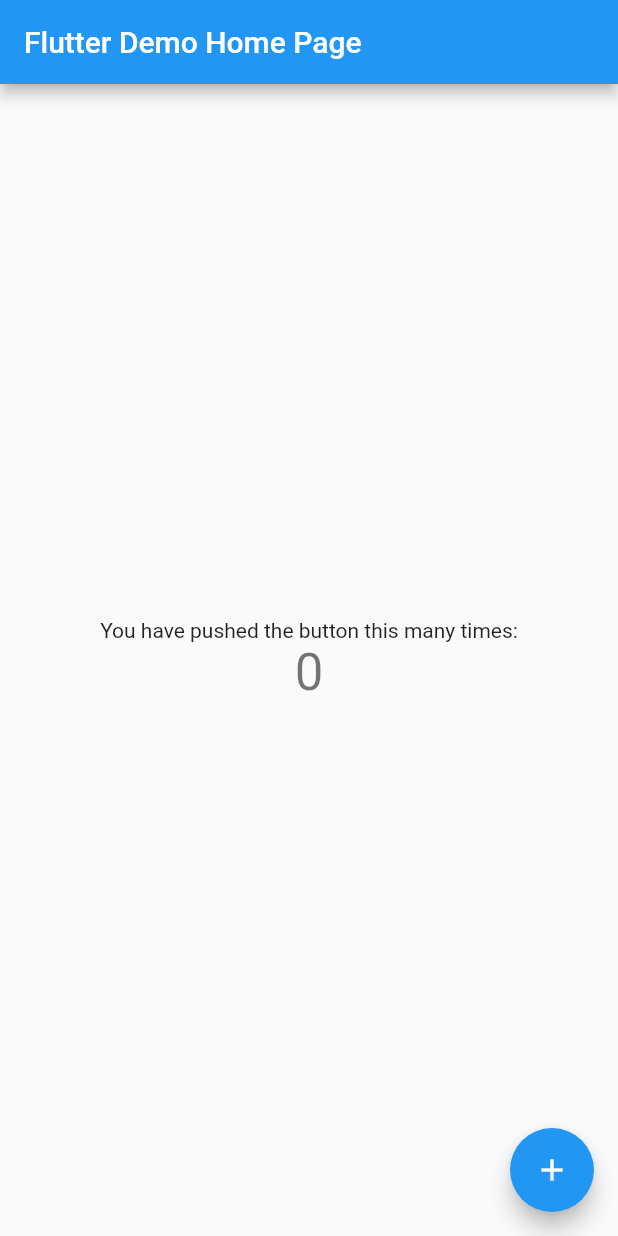
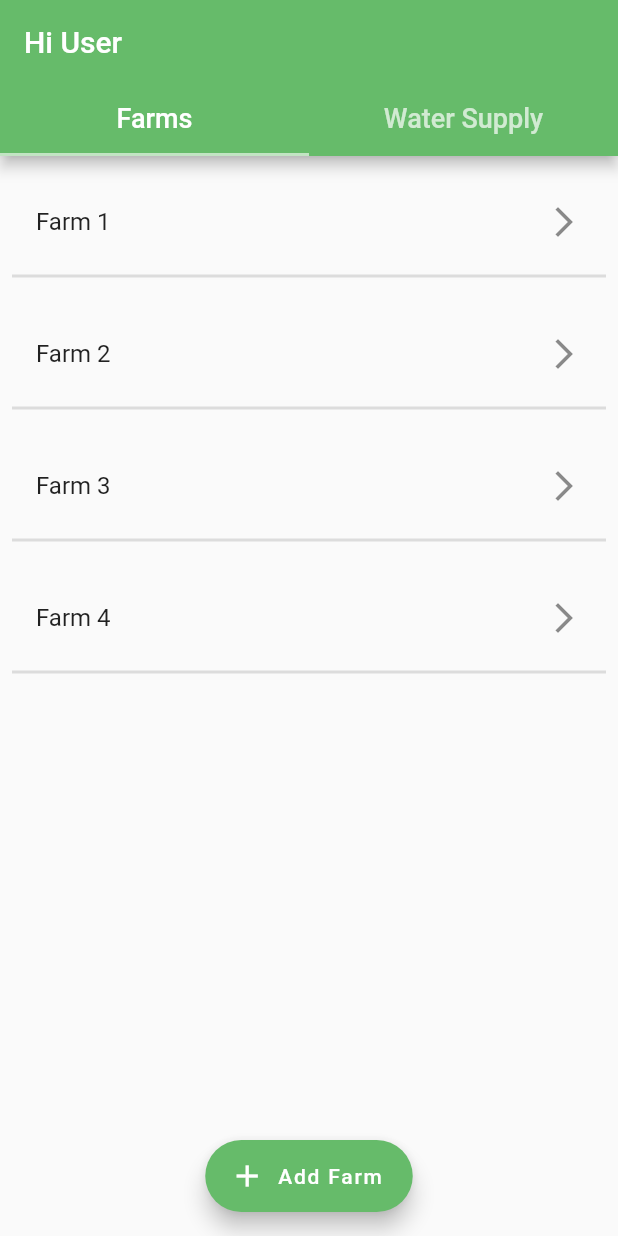
Before and after one commit to palak-ag/Farm-UI, a Flutter app: the screen it shows after launch, on a phone screen of 412 x 824 dp. Run offline on Flutter 3.47's test engine with Material 2 defaults, Android fonts, the phone set to English and light mode, and no system bars.

Commit message:
farm, water supply homescreen

```diff
--- /dev/null
+++ b/lib/dummydata/data.dart
@@ -0,0 +1,31 @@
+enum category { Farm, WaterSupply }
+
+var farms = {
+  "count": 4,
+  "data": [
+    {
+      "name": "Farm 1",
+    },
+    {
+      "name": "Farm 2",
+    },
+    {
+      "name": "Farm 3",
+    },
+    {
+      "name": "Farm 4",
+    }
+  ],
+};
+
+var waterSupply = {
+  "count": 2,
+  "data": [
+    {
+      "name": "Water 1",
+    },
+    {
+      "name": "Water 2",
+    },
+  ],
+};
--- a/lib/main.dart
+++ b/lib/main.dart
@@ -1,3 +1,4 @@
+import 'package:farm_ui/pages/home.dart';
 import 'package:flutter/material.dart';
 
 void main() {
@@ -5,109 +6,12 @@
 }
 
 class MyApp extends StatelessWidget {
-  // This widget is the root of your application.
+  const MyApp({Key? key}) : super(key: key);
+
   @override
   Widget build(BuildContext context) {
     return MaterialApp(
-      title: 'Flutter Demo',
-      theme: ThemeData(
-        // This is the theme of your application.
-        //
-        // Try running your application with "flutter run". You'll see the
-        // application has a blue toolbar. Then, without quitting the app, try
-        // changing the primarySwatch below to Colors.green and then invoke
-        // "hot reload" (press "r" in the console where you ran "flutter run",
-        // or simply save your changes to "hot reload" in a Flutter IDE).
-        // Notice that the counter didn't reset back to zero; the application
-        // is not restarted.
-        primarySwatch: Colors.blue,
-      ),
-      home: MyHomePage(title: 'Flutter Demo Home Page'),
+      home: HomeScreen(),
     );
   }
 }
-
-class MyHomePage extends StatefulWidget {
-  MyHomePage({Key? key, required this.title}) : super(key: key);
-
-  // This widget is the home page of your application. It is stateful, meaning
-  // that it has a State object (defined below) that contains fields that affect
-  // how it looks.
-
-  // This class is the configuration for the state. It holds the values (in this
-  // case the title) provided by the parent (in this case the App widget) and
-  // used by the build method of the State. Fields in a Widget subclass are
-  // always marked "final".
-
-  final String title;
-
-  @override
-  _MyHomePageState createState() => _MyHomePageState();
-}
-
-class _MyHomePageState extends State<MyHomePage> {
-  int _counter = 0;
-
-  void _incrementCounter() {
-    setState(() {
-      // This call to setState tells the Flutter framework that something has
-      // changed in this State, which causes it to rerun the build method below
-      // so that the display can reflect the updated values. If we changed
-      // _counter without calling setState(), then the build method would not be
-      // called again, and so nothing would appear to happen.
-      _counter++;
-    });
-  }
-
-  @override
-  Widget build(BuildContext context) {
-    // This method is rerun every time setState is called, for instance as done
-    // by the _incrementCounter method above.
-    //
-    // The Flutter framework has been optimized to make rerunning build methods
-    // fast, so that you can just rebuild anything that needs updating rather
-    // than having to individually change instances of widgets.
-    return Scaffold(
-      appBar: AppBar(
-        // Here we take the value from the MyHomePage object that was created by
-        // the App.build method, and use it to set our appbar title.
-        title: Text(widget.title),
-      ),
-      body: Center(
-        // Center is a layout widget. It takes a single child and positions it
-        // in the middle of the parent.
-        child: Column(
-          // Column is also a layout widget. It takes a list of children and
-          // arranges them vertically. By default, it sizes itself to fit its
-          // children horizontally, and tries to be as tall as its parent.
-          //
-          // Invoke "debug painting" (press "p" in the console, choose the
-          // "Toggle Debug Paint" action from the Flutter Inspector in Android
-          // Studio, or the "Toggle Debug Paint" command in Visual Studio Code)
-          // to see the wireframe for each widget.
-          //
-          // Column has various properties to control how it sizes itself and
-          // how it positions its children. Here we use mainAxisAlignment to
-          // center the children vertically; the main axis here is the vertical
-          // axis because Columns are vertical (the cross axis would be
-          // horizontal).
-          mainAxisAlignment: MainAxisAlignment.center,
-          children: <Widget>[
-            Text(
-              'You have pushed the button this many times:',
-            ),
-            Text(
-              '$_counter',
-              style: Theme.of(context).textTheme.headline4,
-            ),
-          ],
-        ),
-      ),
-      floatingActionButton: FloatingActionButton(
-        onPressed: _incrementCounter,
-        tooltip: 'Increment',
-        child: Icon(Icons.add),
-      ), // This trailing comma makes auto-formatting nicer for build methods.
-    );
-  }
-}
--- /dev/null
+++ b/lib/pages/home.dart
@@ -0,0 +1,101 @@
+import 'package:farm_ui/dummydata/data.dart';
+import 'package:flutter/material.dart';
+
+class HomeScreen extends StatefulWidget {
+  const HomeScreen({Key? key}) : super(key: key);
+
+  @override
+  _HomeScreenState createState() => _HomeScreenState();
+}
+
+class _HomeScreenState extends State<HomeScreen> {
+  @override
+  Widget build(BuildContext context) {
+    return DefaultTabController(
+      length: 2,
+      child: Scaffold(
+        appBar: AppBar(
+          backgroundColor: Colors.green[400],
+          title: Text("Hi User"),
+          bottom: TabBar(
+            indicatorColor: Colors.white60,
+            tabs: [
+              Tab(
+                  child: Text(
+                "Farms",
+                style: TextStyle(fontSize: 18),
+              )),
+              Tab(
+                child: Text(
+                  "Water Supply",
+                  style: TextStyle(fontSize: 18),
+                ),
+              ),
+            ],
+          ),
+        ),
+        body: TabBarView(
+          children: [
+            HomeScreenBody(
+              data: farms,
+              type: category.Farm,
+            ),
+            HomeScreenBody(
+              data: waterSupply,
+              type: category.WaterSupply,
+            ),
+          ],
+        ),
+      ),
+    );
+  }
+}
+
+class HomeScreenBody extends StatelessWidget {
+  final data;
+  final category type;
+
+  const HomeScreenBody({Key? key, required this.data, required this.type})
+      : super(key: key);
+
+  @override
+  Widget build(BuildContext context) {
+    return Scaffold(
+      body: Padding(
+        padding: const EdgeInsets.only(top: 8.0),
+        child: Row(
+          children: [
+            Expanded(
+              child: ListView.builder(
+                itemCount: data["count"],
+                itemBuilder: (ctxt, index) {
+                  return Padding(
+                    padding: const EdgeInsets.all(8.0),
+                    child: Column(
+                      children: [
+                        ListTile(
+                          title: Text(data["data"][index]["name"]),
+                          trailing: Icon(Icons.arrow_forward_ios),
+                        ),
+                        Divider(
+                          thickness: 2,
+                        ),
+                      ],
+                    ),
+                  );
+                },
+              ),
+            )
+          ],
+        ),
+      ),
+      floatingActionButton: FloatingActionButton.extended(
+        backgroundColor: Colors.green[400],
+        onPressed: () {},
+        icon: Icon(Icons.add),
+        label: Text("Add ${type == category.Farm ? "Farm" : "Water Supply"}"),
+      ),
+      floatingActionButtonLocation: FloatingActionButtonLocation.centerFloat,
+    );
+  }
+}
```
Also changed, not shown: pubspec.yaml (+1 -29 lines).
